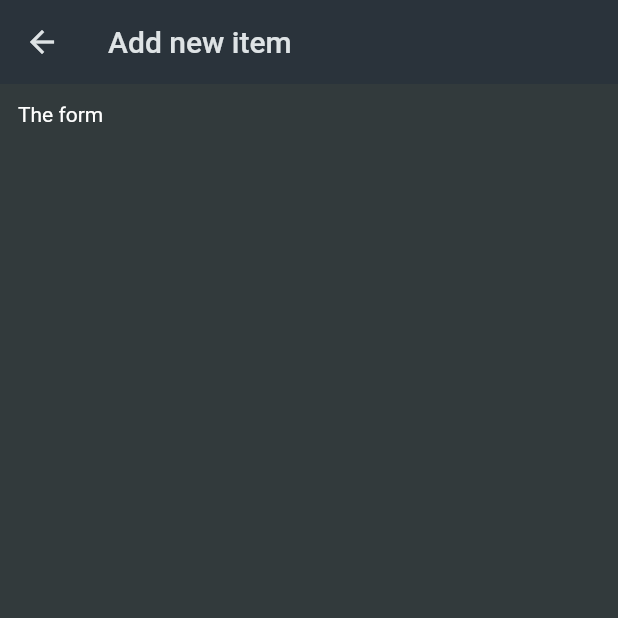
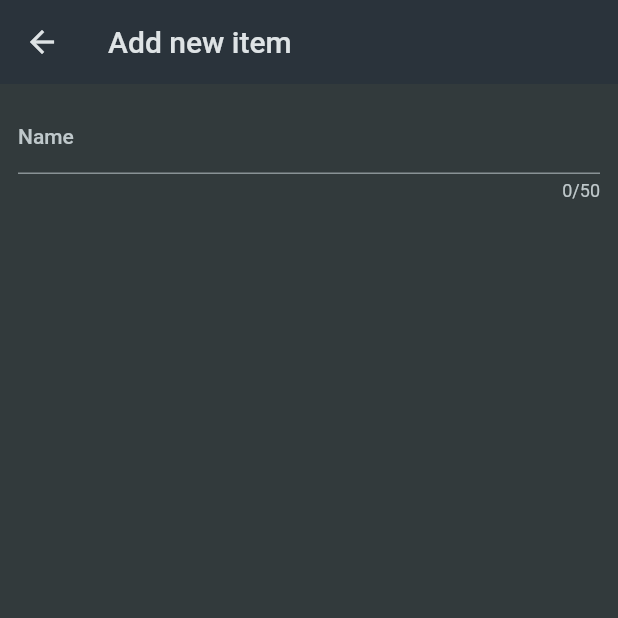
Before and after one commit to vicentedpsantos/shopping_list_flutter, a Flutter app: the NewItem screen opened directly, on a phone screen of 412 x 824 dp, the top half of it. Run offline on Flutter 3.47's test engine with Material 2 defaults, Android fonts, the phone set to English and light mode, and no system bars.

Commit message:
Start creating a form using Form() and TextFormField()

```diff
--- a/lib/widgets/new_item.dart
+++ b/lib/widgets/new_item.dart
@@ -16,7 +16,21 @@ class _NewItemState extends State<NewItem> {
       ),
       body: Padding(
         padding: const EdgeInsets.all(12),
-        child: Text('The form'),
+        child: Form(
+          child: Column(
+            children: [
+              TextFormField(
+                maxLength: 50,
+                decoration: InputDecoration(
+                  label: Text('Name'),
+                ),
+                validator: (value) {
+                  return 'Demo...';
+                },
+              ),
+            ],
+          ),
+        ),
       ),
     );
   }
```
